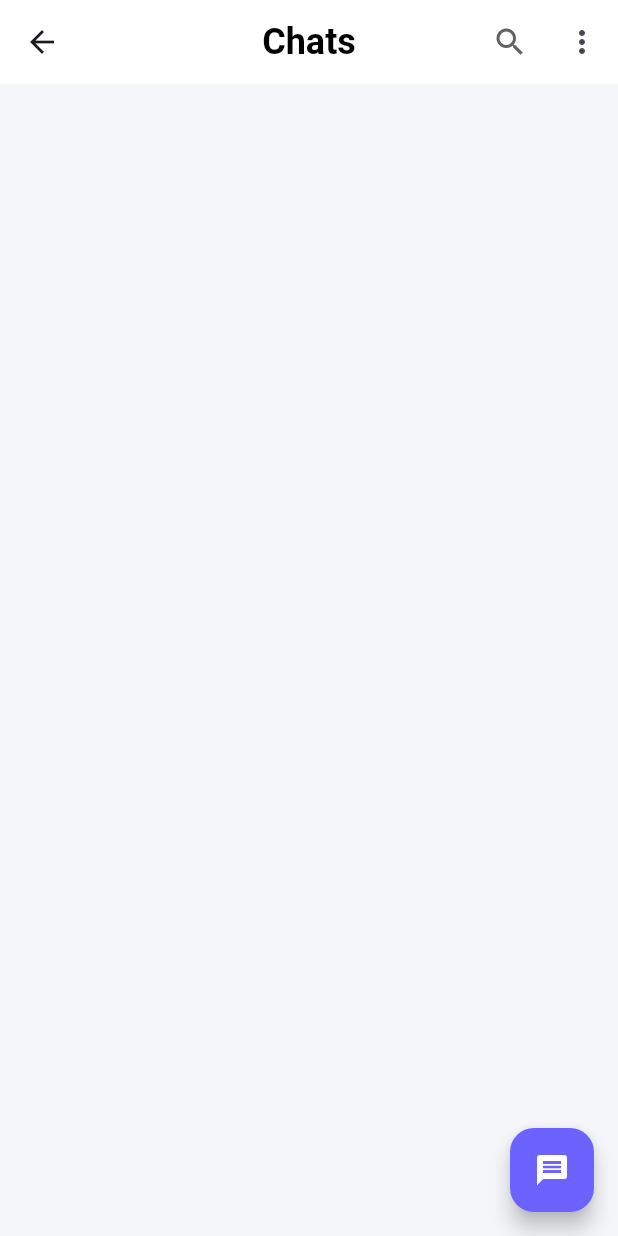
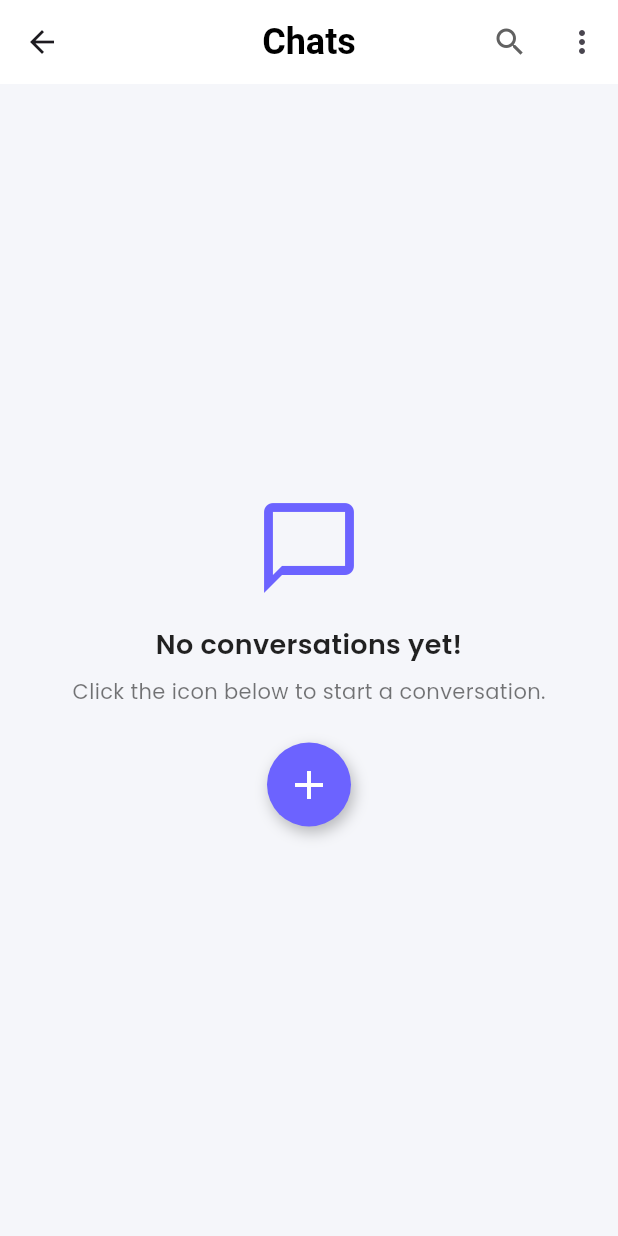
Before and after one commit to ibrah006/chat, a Flutter app: the HomeScreen screen opened by its route, on a phone screen of 412 x 824 dp. Run offline on Flutter 3.47's test engine with Material 3 defaults, Android fonts, the phone set to English and light mode, and no system bars; drawn by our look-alikes of overlay_support; our stand-ins replace animated_text_kit, audioplayers, cloud_firestore, firebase_auth, firebase_core, firebase_messaging and 9 more; missing offline and left inert: firebase_admin, flutter_sound, flutter_sound_platform_interface, flutter_webrtc; accounts and stored records are empty.

Commit message:
Show interactive Ui when there are no conversations in Home screen. And other features added but yet to be implmented  in the app

```diff
--- /dev/null
+++ b/lib/components/static/no_chats_placeholder.dart
@@ -0,0 +1,66 @@
+import 'package:flutter/material.dart';
+import 'package:flutter/widgets.dart';
+import 'package:google_fonts/google_fonts.dart';
+
+class NoChatsPlaceholder extends StatelessWidget {
+  final VoidCallback onStartChat;
+
+  const NoChatsPlaceholder({Key? key, required this.onStartChat})
+      : super(key: key);
+
+  @override
+  Widget build(BuildContext context) {
+    return Center(
+      child: Column(
+        mainAxisAlignment: MainAxisAlignment.center,
+        children: [
+          Icon(
+            Icons.chat_bubble_outline,
+            color: Color(0xFF6C63FF), // Match primary theme color
+            size: 72,
+          ),
+          const SizedBox(height: 16),
+          Text(
+            "No conversations yet!",
+            style: GoogleFonts.poppins(
+              fontSize: 18,
+              color: Colors.black87,
+              fontWeight: FontWeight.w600,
+            ),
+          ),
+          const SizedBox(height: 8),
+          Text(
+            "Click the icon below to start a conversation.",
+            style: GoogleFonts.poppins(
+              fontSize: 14,
+              color: Colors.black54,
+            ),
+          ),
+          const SizedBox(height: 24),
+          GestureDetector(
+            onTap: onStartChat,
+            child: Container(
+              padding: const EdgeInsets.all(12),
+              decoration: BoxDecoration(
+                color: Color(0xFF6C63FF),
+                shape: BoxShape.circle,
+                boxShadow: [
+                  BoxShadow(
+                    color: Colors.black26,
+                    blurRadius: 8,
+                    offset: Offset(2, 4),
+                  ),
+                ],
+              ),
+              child: Icon(
+                Icons.add,
+                color: Colors.white,
+                size: 32,
+              ),
+            ),
+          ),
+        ],
+      ),
+    );
+  }
+}
--- a/lib/main.dart
+++ b/lib/main.dart
@@ -9,11 +9,8 @@ import 'package:chat/screens/user_search.dart';
 import 'package:chat/services/call/call_details.dart';
 import 'package:chat/firebase_options.dart';
 import 'package:chat/services/notification/notification_service.dart';
-import 'package:chat/services/notification/send_notification.dart';
 import 'package:chat/services/provider/provider_managers.dart';
 import 'package:chat/users/person.dart';
-import 'package:cloud_firestore/cloud_firestore.dart';
-import 'package:firebase_auth/firebase_auth.dart';
 import 'package:firebase_core/firebase_core.dart';
 import 'package:flutter/material.dart';
 import 'package:get/get.dart';
@@ -65,7 +62,7 @@ void main(List<String> args) async {
   final String fcmToken = await NotificationService.intializeNotification();
 
   //TODO: remove this when shifitng to call screen
-  await Permission.camera.request();
+  await [Permission.camera].request();
 
   // Inject the MessagesManager (provider)
   Get.put(MessagesManager());
--- a/lib/screens/home.dart
+++ b/lib/screens/home.dart
@@ -2,10 +2,12 @@
 import 'package:audioplayers/audioplayers.dart';
 import 'package:chat/components/minimal_tile.dart';
 import 'package:chat/components/static/concepts.dart';
+import 'package:chat/components/static/no_chats_placeholder.dart';
 import 'package:chat/constants/date.dart';
 import 'package:chat/constants/developer_debug.dart';
 import 'package:chat/databases/local_database.dart';
 import 'package:chat/databases/tables.dart';
+import 'package:chat/services/call/call_details.dart';
 import 'package:chat/services/notification/notification_service.dart' show handleMessage;
 import 'package:chat/services/notification/send_notification.dart';
 import 'package:chat/services/provider/state_controller/state_controller.dart';
@@ -41,6 +43,7 @@ class HomeScreen extends MainWrapperStateful {
   static const audioPath = "audio/bubble.mp3";
 
   // when a message comes in for the current user, it is stored inside this until read in the chat_screen
+  @Deprecated('Looks to be not used in the code. Check for uses before completely removing it')
   final List<Message> messagesSource = [];
 
   final MessagesController messagesController = Get.put(MessagesController());
@@ -63,6 +66,7 @@ class HomeScreen extends MainWrapperStateful {
       if (remoteMessage!=null) {
         print("invoked home screen initial message!, remoteMessage: ${remoteMessage.data}");
 
+        // all the formatting is done here: like converting it to media message (if any)
         final formattedMessage = Message.fromMap(remoteMessage.data, onReceive: true);
 
         if (formattedMessage.details.roomId != null) {
@@ -105,7 +109,12 @@ class HomeScreen extends MainWrapperStateful {
 
   @override
   Widget build(BuildContext context) {
-    return  Scaffold(
+
+    return GetBuilder<FriendsController>(
+        builder: (context) {
+        final friends = friendsController.data;
+
+        return Scaffold(
           backgroundColor: Color(0xFFF5F6FA),
           appBar: AppBar(
             backgroundColor: Colors.white,
@@ -141,10 +150,9 @@ class HomeScreen extends MainWrapperStateful {
             ],
             centerTitle: true,
           ),
-      body: GetBuilder<FriendsController>(
-        builder: (context) {
-          final friends = friendsController.data;
-          return ListView(
+          body: friends.isEmpty
+            ? NoChatsPlaceholder(onStartChat: onStartNewChat)
+              : ListView(
                 padding: const EdgeInsets.symmetric(vertical: 12.5),
                 children: List.generate(
                   friendsController.data.length,
@@ -156,19 +164,38 @@ class HomeScreen extends MainWrapperStateful {
                     );
                   }
                 )
+              ),
+          floatingActionButton: friendsController.data.isEmpty? SizedBox() : GestureDetector(
+            onTap: onStartNewChat,
+            child: Container(
+              padding: const EdgeInsets.all(12),
+              decoration: const BoxDecoration(
+                color: Color(0xFF6C63FF),
+                shape: BoxShape.circle,
+                boxShadow: [
+                  BoxShadow(
+                    color: Colors.black26,
+                    blurRadius: 8,
+                    offset: Offset(2, 4),
+                  ),
+                ],
+              ),
+              child: const Icon(
+                Icons.add,
+                color: Colors.white,
+                size: 32,
+              ),
+            ),
+          ),
         );
       }
-      ),
-      floatingActionButton: FloatingActionButton(
-        backgroundColor: Color(0xFF6C63FF),
-        child: Icon(Icons.message, color: Colors.white),
-        onPressed: () async {
-          // Add new chat action
-          await Get.toNamed('/search');
+    );
+  }
+
+  void onStartNewChat() async {
+    // Navigate to the "Start New Chat" screen
+    await Get.toNamed("/search");
     setState(() {});
-        },
-      ),
-    );
   }
 
   void toChatScreenCallback(Person user) async {
@@ -312,6 +339,12 @@ class HomeScreen extends MainWrapperStateful {
   Future<void> refreshFcmToken(String email) async {
 
     final updatedUserFcmToken = await UsersManager.updateUserFcmToken(email);
+
+    final Person user = friendsController.data.firstWhere((person)=> person.email == email);
+
+    user.fcmToken = updatedUserFcmToken;
+
+    setState(() {});
   }
 
   void addCallback() async {
--- a/lib/services/messages/voice_message.dart
+++ b/lib/services/messages/voice_message.dart
@@ -172,7 +172,7 @@ class VoiceMessage {
   Future<void> send() async {
     if (recordingPath == null) return;
 
-    final uri = Uri.parse('http://192.168.0.103:5000/upload');
+    final uri = Uri.parse('http://192.168.0.159:5000/upload');
     final request = http.MultipartRequest('POST', uri);
 
     // Add the file to the request
--- a/lib/services/provider/state_controller/state_controller.dart
+++ b/lib/services/provider/state_controller/state_controller.dart
@@ -72,9 +72,9 @@ class FriendsController<T> extends GetxController {
       data.add(lastMessage.details);
       friendIndex = data.length - 1;
 
-      UsersManager.addNewFriend(lastMessage.details.email, userData: lastMessage.details).then((value) {
-        print("friend ${lastMessage.details.email} added to database");
-      });
+      // UsersManager.addNewFriend(lastMessage.details.email, userData: lastMessage.details).then((value) {
+      //   print("friend ${lastMessage.details.email} added to database");
+      // });
     }
 
     data[friendIndex].lastMessage = lastMessage;
--- a/pubspec.yaml
+++ b/pubspec.yaml
@@ -61,6 +61,7 @@ dependencies:
   flutter_sound_platform_interface: ^9.17.0
   firebase_storage: ^12.3.6
   ffmpeg_kit_flutter: ^6.0.3
+  image_picker: ^1.1.2
 
 dev_dependencies:
   flutter_test:
```
Also changed, not shown: lib/components/bubbles/audio_bubble.dart (+38 -19 lines), lib/components/static/message_input/add_expandable.dart (added, +109 -0 lines), lib/screens/chat.dart (+6 -4 lines), lib/services/messages/message.dart (+58 -7 lines), lib/services/messages/draft.dart (added), pubspec.lock, 6 other files. Lines whose indentation alone changed are shown as unchanged.
